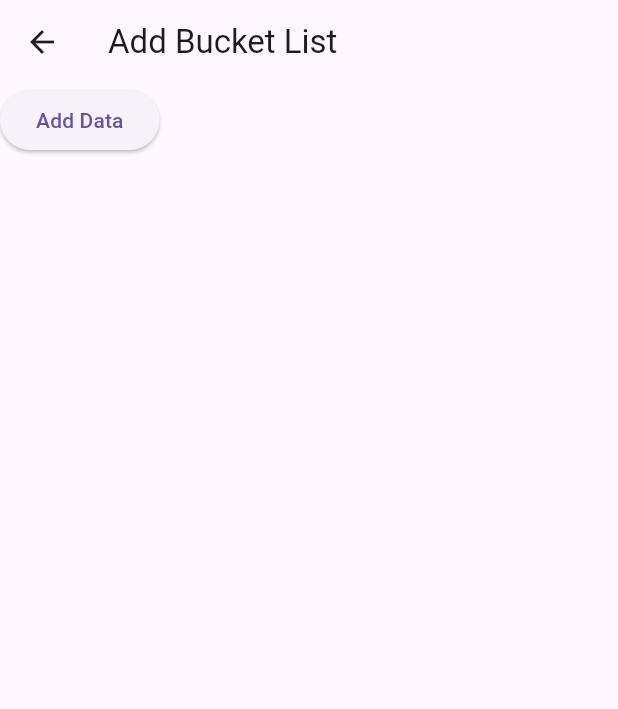
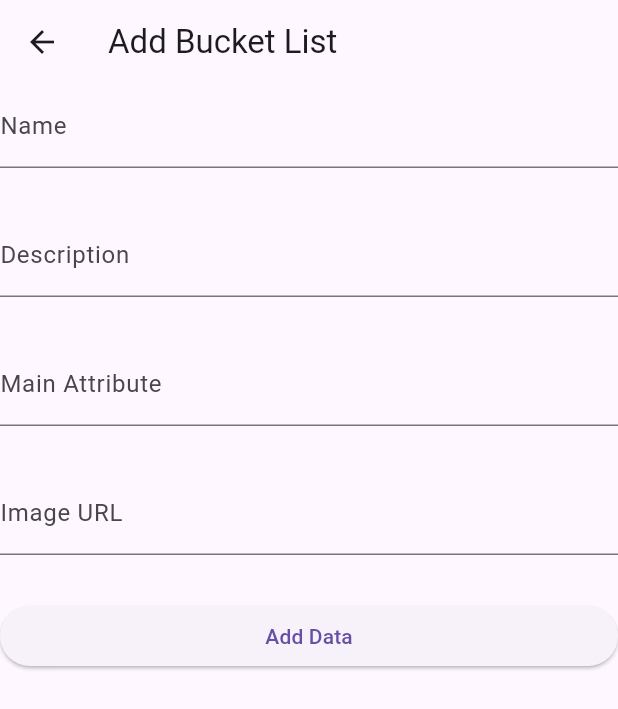
Before and after one commit to khanhthanhh9/flutter-bucketlist, a Flutter app: the screen it shows after launch, after a tap on the "add" icon, on a phone screen of 412 x 824 dp. Shown: the top 709 px of the screen. Run offline on Flutter 3.47's test engine with Material 3 defaults, Android fonts, the light colour scheme and no system bars; our stand-ins replace dio; network calls fail.

Commit message:
vid9.2 done

```diff
--- a/lib/add_bucket_list.dart
+++ b/lib/add_bucket_list.dart
@@ -10,16 +10,19 @@ class AddBucketListScreen extends StatefulWidget {
 }
 
 class _AddBucketListScreenState extends State<AddBucketListScreen> {
+  TextEditingController nameText = TextEditingController();
+  TextEditingController descriptionText = TextEditingController();
+  TextEditingController attributeText = TextEditingController();
+  TextEditingController imageURLText = TextEditingController();
+
   Future<void> addData() async {
     try {
       Map<String, dynamic> data = {
         "completed": false,
-        "image_url":
-            "https://static.wikia.nocookie.net/dota2_gamepedia/images/9/9d/Mars_icon.png/revision/latest?cb=20190401094550",
-        "main_attribute": "Strength",
-        "name": "Mars",
-        "short_description":
-            "Mars is a durable melee hero who excels in team fights with his crowd control abilities and powerful spear-based attacks."
+        "image_url": imageURLText.text,
+        "main_attribute": attributeText.text,
+        "name": nameText.text,
+        "short_description": descriptionText.text
       };
       Response response = await Dio().patch(
           'https://flutter-firebase-project-4-default-rtdb.firebaseio.com/bucketlist/heroes/${widget.newIndex}.json',
@@ -36,7 +39,45 @@ class _AddBucketListScreenState extends State<AddBucketListScreen> {
       appBar: AppBar(
         title: Text("Add Bucket List"),
       ),
-      body: ElevatedButton(onPressed: addData, child: Text("Add Data")),
+      body: Column(
+        children: [
+          TextField(
+            controller: nameText,
+            decoration: InputDecoration(label: Text("Name")),
+          ),
+          SizedBox(
+            height: 30,
+          ),
+          TextField(
+            controller: descriptionText,
+            decoration: InputDecoration(label: Text("Description")),
+          ),
+          SizedBox(
+            height: 30,
+          ),
+          TextField(
+            controller: attributeText,
+            decoration: InputDecoration(label: Text("Main Attribute")),
+          ),
+          SizedBox(
+            height: 30,
+          ),
+          TextField(
+            controller: imageURLText,
+            decoration: InputDecoration(label: Text("Image URL")),
+          ),
+          SizedBox(
+            height: 30,
+          ),
+          Row(
+            children: [
+              Expanded(
+                  child: ElevatedButton(
+                      onPressed: addData, child: Text("Add Data"))),
+            ],
+          ),
+        ],
+      ),
     );
   }
 }
```
